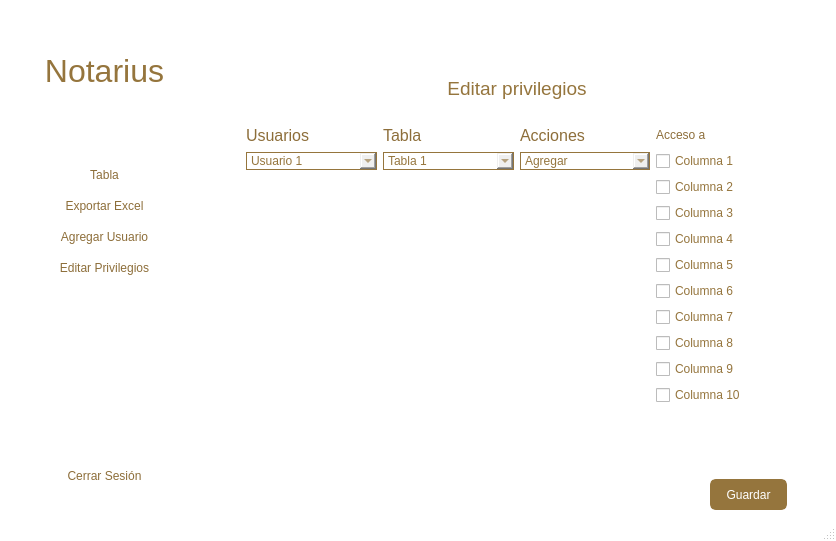
Before: the Qt Designer form frontend/editar-privilegios.ui in andreadh01/Notarius, drawn with Qt 5.
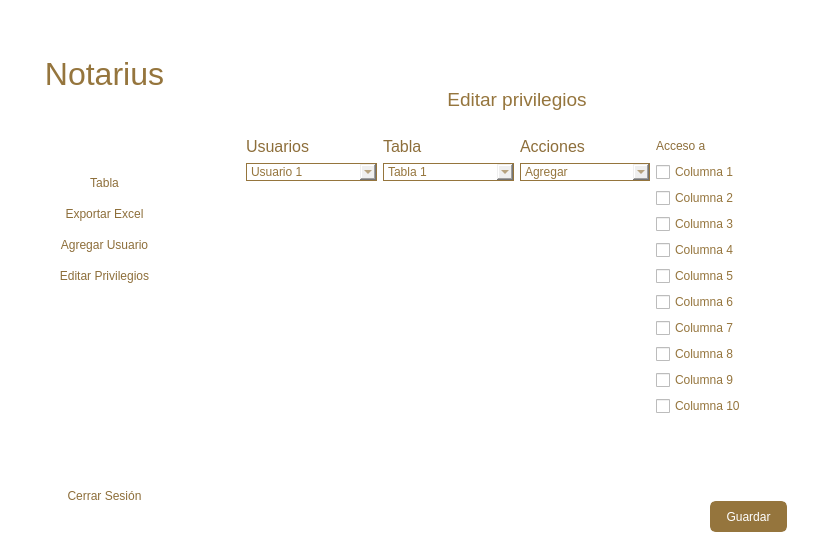
After: the same form once the commit is applied. Icons and pictures are not drawn.

The edit to the form file:
```diff
--- a/frontend/editar-privilegios.ui
+++ b/frontend/editar-privilegios.ui
@@ -885,7 +885,6 @@
     </item>
    </layout>
   </widget>
-  <widget class="QStatusBar" name="statusbar"/>
  </widget>
  <resources>
   <include location="bar-chart-box-line.qrc"/>
```
Left out of the diff: 50 changed lines with no effect on the pictures.
